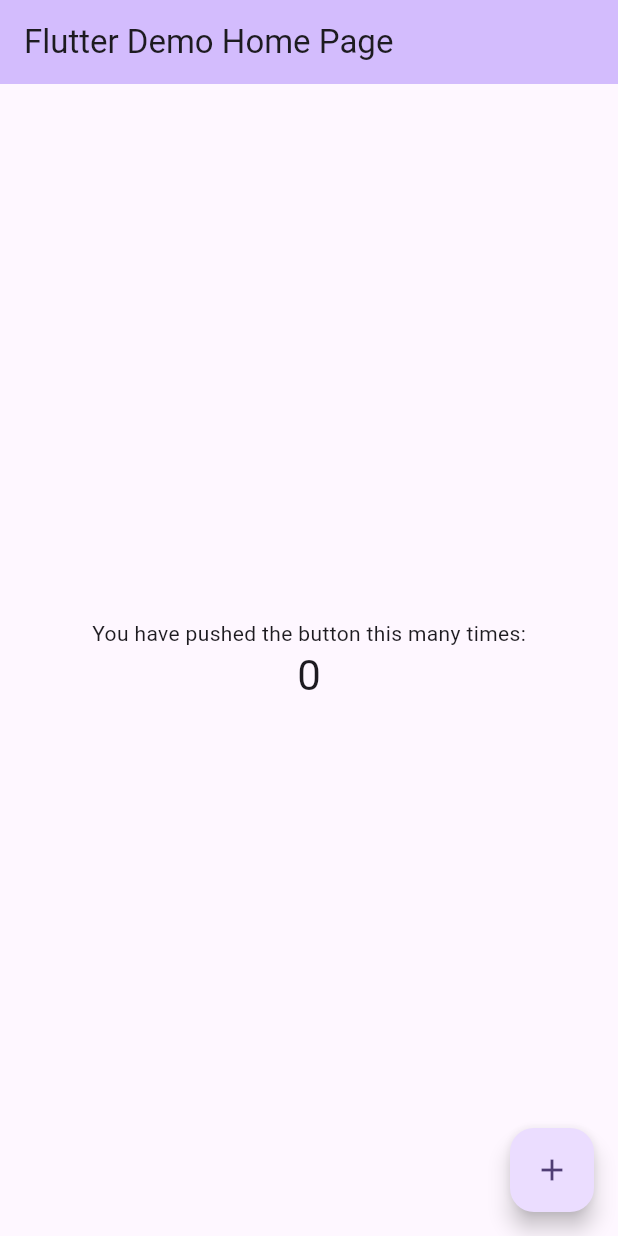
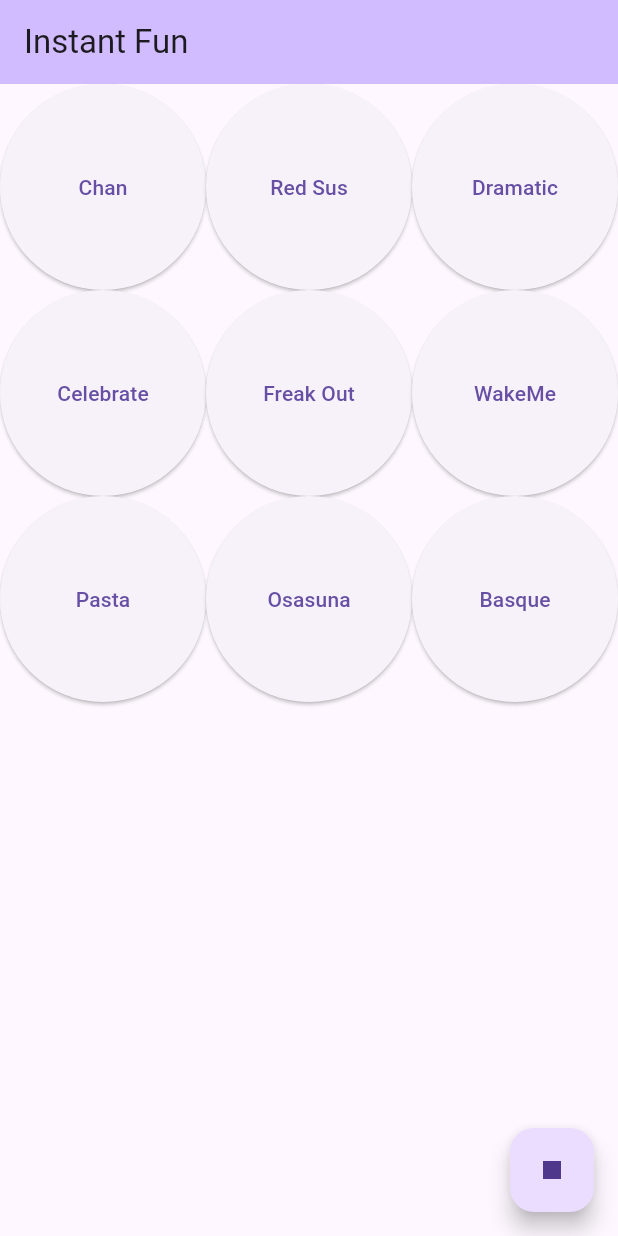
Before and after one commit to pxai/flutterinstantfun, a Flutter app: the screen it shows after launch, on a phone screen of 412 x 824 dp. Run offline on Flutter 3.47's test engine with Material 3 defaults, Android fonts, the light colour scheme and no system bars; our stand-ins replace audioplayers.

Commit message:
Added sample app

```diff
--- a/lib/main.dart
+++ b/lib/main.dart
@@ -1,4 +1,5 @@
 import 'package:flutter/material.dart';
+import 'package:audioplayers/audioplayers.dart';
 
 void main() {
   runApp(const MyApp());
@@ -12,41 +13,15 @@
   Widget build(BuildContext context) {
     return MaterialApp(
       title: 'Flutter Demo',
-      theme: ThemeData(
-        // This is the theme of your application.
-        //
-        // TRY THIS: Try running your application with "flutter run". You'll see
-        // the application has a purple toolbar. Then, without quitting the app,
-        // try changing the seedColor in the colorScheme below to Colors.green
-        // and then invoke "hot reload" (save your changes or press the "hot
-        // reload" button in a Flutter-supported IDE, or press "r" if you used
-        // the command line to start the app).
-        //
-        // Notice that the counter didn't reset back to zero; the application
-        // state is not lost during the reload. To reset the state, use hot
-        // restart instead.
-        //
-        // This works for code too, not just values: Most code changes can be
-        // tested with just a hot reload.
-        colorScheme: ColorScheme.fromSeed(seedColor: Colors.deepPurple),
-        useMaterial3: true,
-      ),
-      home: const MyHomePage(title: 'Flutter Demo Home Page'),
+      debugShowCheckedModeBanner: false,
+      darkTheme: ThemeData.dark(),
+      home: const MyHomePage(title: 'Instant Fun'),
     );
   }
 }
 
 class MyHomePage extends StatefulWidget {
   const MyHomePage({super.key, required this.title});
-
-  // This widget is the home page of your application. It is stateful, meaning
-  // that it has a State object (defined below) that contains fields that affect
-  // how it looks.
-
-  // This class is the configuration for the state. It holds the values (in this
-  // case the title) provided by the parent (in this case the App widget) and
-  // used by the build method of the State. Fields in a Widget subclass are
-  // always marked "final".
 
   final String title;
 
@@ -55,70 +30,70 @@
 }
 
 class _MyHomePageState extends State<MyHomePage> {
-  int _counter = 0;
+  AudioCache cache = AudioCache();
+  final AudioPlayer player = AudioPlayer();
+  bool playing = false;
+  List<String> sounds = [
+    'Chan:sounds/red-sus.mp3',
+    'Red Sus:sounds/chan-chan.mp3',
+    'Dramatic:sounds/dramatic.mp3',
+    'Celebrate:sounds/celebrate.mp3',
+    'Freak Out:sounds/freakout.mp3',
+    'WakeMe:sounds/wakemeup.mp3',
+    'Pasta:sounds/italy.mp3',
+    'Osasuna:sounds/osasuna.mp3',
+    'Basque:sounds/basque.mp3',
+  ];
 
-  void _incrementCounter() {
+  void _stopSound() {
+    if (playing) {
+      player.stop();
+      playing = false;
+    }
+  }
+
+  void _playSound([String file = 'sounds/chan-chan.mp3']) async {
+    // play asset sound flutter
+    if (playing) {
+      player.stop();
+      playing = false;
+    }
+    await player.play(AssetSource(file));
     setState(() {
-      // This call to setState tells the Flutter framework that something has
-      // changed in this State, which causes it to rerun the build method below
-      // so that the display can reflect the updated values. If we changed
-      // _counter without calling setState(), then the build method would not be
-      // called again, and so nothing would appear to happen.
-      _counter++;
+      playing = true;
     });
   }
 
   @override
   Widget build(BuildContext context) {
-    // This method is rerun every time setState is called, for instance as done
-    // by the _incrementCounter method above.
-    //
-    // The Flutter framework has been optimized to make rerunning build methods
-    // fast, so that you can just rebuild anything that needs updating rather
-    // than having to individually change instances of widgets.
+    List<Widget> buttons = sounds.map((item) {
+      String name, path;
+      [name, path] = item.split(':');
+
+      return ElevatedButton(
+        onPressed: () {
+          print('$item pressed');
+          _playSound(path);
+        },
+        child: Text(name),
+      );
+    }).toList();
+
     return Scaffold(
       appBar: AppBar(
-        // TRY THIS: Try changing the color here to a specific color (to
-        // Colors.amber, perhaps?) and trigger a hot reload to see the AppBar
-        // change color while the other colors stay the same.
         backgroundColor: Theme.of(context).colorScheme.inversePrimary,
-        // Here we take the value from the MyHomePage object that was created by
-        // the App.build method, and use it to set our appbar title.
         title: Text(widget.title),
       ),
-      body: Center(
-        // Center is a layout widget. It takes a single child and positions it
-        // in the middle of the parent.
-        child: Column(
-          // Column is also a layout widget. It takes a list of children and
-          // arranges them vertically. By default, it sizes itself to fit its
-          // children horizontally, and tries to be as tall as its parent.
-          //
-          // Column has various properties to control how it sizes itself and
-          // how it positions its children. Here we use mainAxisAlignment to
-          // center the children vertically; the main axis here is the vertical
-          // axis because Columns are vertical (the cross axis would be
-          // horizontal).
-          //
-          // TRY THIS: Invoke "debug painting" (choose the "Toggle Debug Paint"
-          // action in the IDE, or press "p" in the console), to see the
-          // wireframe for each widget.
-          mainAxisAlignment: MainAxisAlignment.center,
-          children: <Widget>[
-            const Text(
-              'You have pushed the button this many times:',
-            ),
-            Text(
-              '$_counter',
-              style: Theme.of(context).textTheme.headlineMedium,
-            ),
-          ],
-        ),
+      body: GridView.count(
+        crossAxisCount: 3,
+        // Generate 100 widgets that display their index in the List.
+        // How to generate from a Map
+        children: buttons,
       ),
       floatingActionButton: FloatingActionButton(
-        onPressed: _incrementCounter,
-        tooltip: 'Increment',
-        child: const Icon(Icons.add),
+        onPressed: _stopSound,
+        tooltip: 'Stop',
+        child: const Icon(Icons.stop),
       ), // This trailing comma makes auto-formatting nicer for build methods.
     );
   }
```
Also changed, not shown: pubspec.yaml (+11 -1 lines), pubspec.lock, 20 other files.
